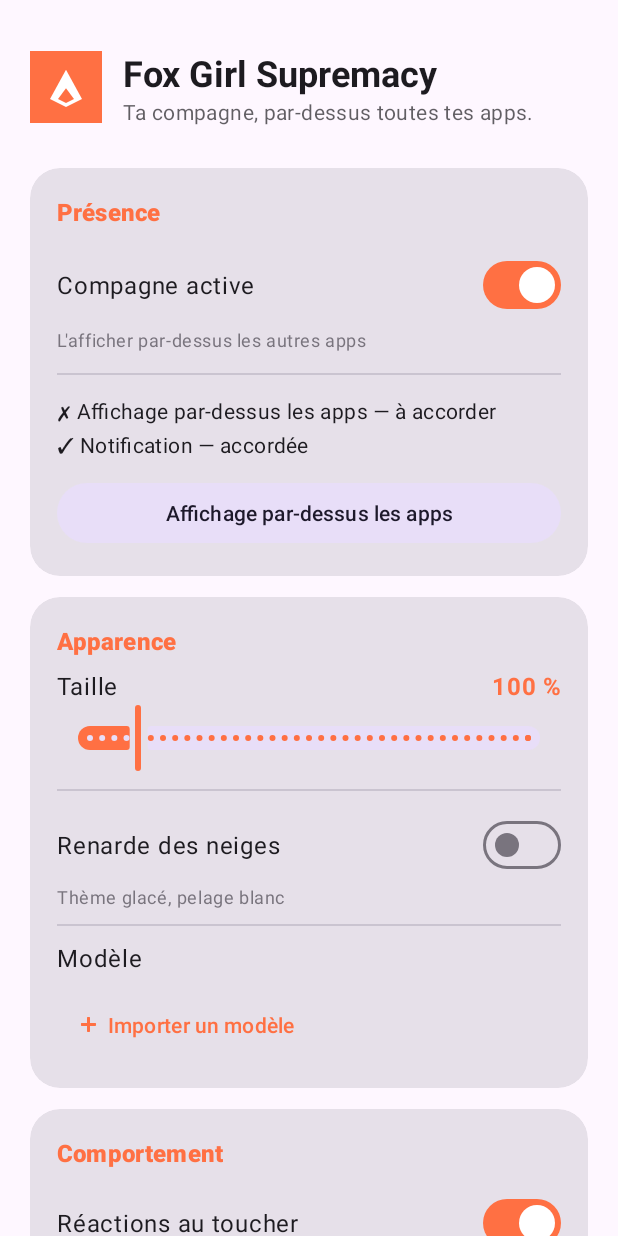
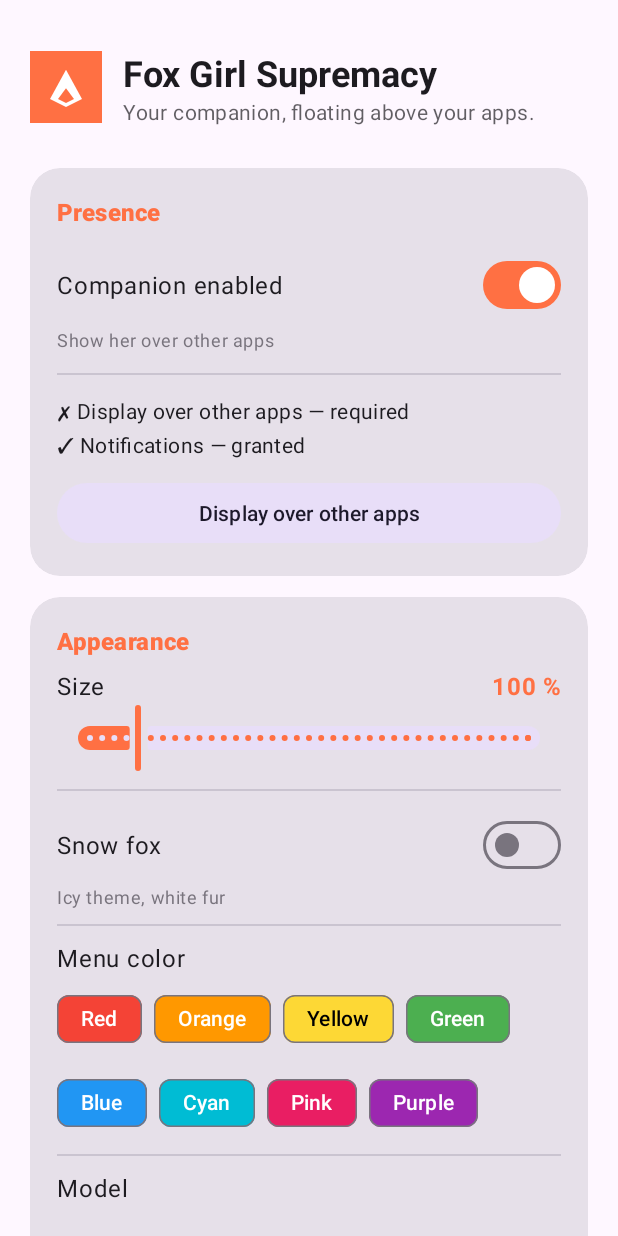
Before and after one commit to theB1T3of87/teste2, an Android app: the screen it shows after launch (MainActivity), on a phone screen of 412 x 824 dp. Run offline under Robolectric (Android 15) with nearby library versions, the phone set to English and light mode, and no system bars.

Commit message:
Improve face tracking and customize menu
* Translate app strings to English and add menu color label

* Add persistent radial menu color setting

* Make radial menu colors customizable

* Apply selected color to radial menu

* Add radial menu color selector to settings

* Add selectable radial menu palette and English permission message

* Translate animation action labels to English

* Fix line endings in settings and add menu color key

* Fix line endings and menu color constructor

* Fix line endings and apply selected menu color

* Fix line endings and complete menu color selector

* Detect actual mouth opening from lip contours for face tracking

* Extend native face tracking bridge with mouth openness

* Pass mouth openness through Live2D renderer

* Add mouth openness to native tracking data

* Pass mouth openness through JNI

* Drive Live2D mouth opening separately from smile detection

* Remove duplicate menu color population method

* Remove duplicate menu color preference listener

```diff
--- a/app/src/main/java/com/foxgirlsupremacy/companion/Live2DRenderer.kt
+++ b/app/src/main/java/com/foxgirlsupremacy/companion/Live2DRenderer.kt
@@ -45,11 +45,11 @@ class Live2DRenderer(
 
     fun setFaceTrackingData(data: FaceTrackingData?) {
         if (data == null) {
-            NativeCubismBridge.nativeSetFaceTrackingData(false, 0f, 0f, 0f, 1f, 1f, 0f, 0f, 0f)
+            NativeCubismBridge.nativeSetFaceTrackingData(false, 0f, 0f, 0f, 1f, 1f, 0f, 0f, 0f, 0f)
         } else {
             NativeCubismBridge.nativeSetFaceTrackingData(
                 true, data.angleX, data.angleY, data.angleZ,
-                data.eyeLOpen, data.eyeROpen, data.mouthForm, data.faceX, data.faceY,
+                data.eyeLOpen, data.eyeROpen, data.mouthForm, data.mouthOpen, data.faceX, data.faceY,
             )
         }
     }
--- a/app/src/main/java/com/foxgirlsupremacy/companion/MainActivity.kt
+++ b/app/src/main/java/com/foxgirlsupremacy/companion/MainActivity.kt
@@ -36,6 +36,7 @@ class MainActivity : AppCompatActivity() {
     private lateinit var faceTrackingSwitch: MaterialSwitch
     private lateinit var snowSwitch: MaterialSwitch
     private lateinit var modelGroup: ChipGroup
+    private lateinit var menuColorGroup: ChipGroup
     private lateinit var animContainer: LinearLayout
     private lateinit var sizeSlider: Slider
     private lateinit var sizeValue: TextView
@@ -56,7 +57,7 @@ class MainActivity : AppCompatActivity() {
     private val cameraPermissionLauncher = registerForActivityResult(ActivityResultContracts.RequestPermission()) { granted ->
         settings.faceTrackingEnabled = granted
         faceTrackingSwitch.isChecked = granted
-        if (!granted) Toast.makeText(this, "Permissão da câmera negada; o face tracking ficará desativado.", Toast.LENGTH_LONG).show()
+        if (!granted) Toast.makeText(this, R.string.camera_permission_denied, Toast.LENGTH_LONG).show()
         if (settings.companionEnabled && permissionsGranted()) OverlayService.start(this)
     }
 
@@ -88,6 +89,8 @@ class MainActivity : AppCompatActivity() {
         faceTrackingSwitch = findViewById(R.id.switch_face_tracking)
         snowSwitch = findViewById(R.id.switch_snow)
         modelGroup = findViewById(R.id.model_group)
+        menuColorGroup = findViewById(R.id.menu_color_group)
+        menuColorGroup = findViewById(R.id.menu_color_group)
         findViewById<MaterialButton>(R.id.button_import).setOnClickListener {
             importLauncher.launch(null)
         }
@@ -119,6 +122,7 @@ class MainActivity : AppCompatActivity() {
         sizeSlider.value = settings.scale.coerceIn(0.5f, 5.0f)
         updateSizeLabel(settings.scale)
         populateModels()
+        populateMenuColors()
         populateAnimations()
 
         companionSwitch.setOnCheckedChangeListener { _, checked ->
@@ -239,6 +243,26 @@ class MainActivity : AppCompatActivity() {
                     target.outputStream().use { output -> input.copyTo(output) }
                 }
             }
+        }
+    }
+
+    private fun populateMenuColors() {
+        val palette = listOf(
+            "Red" to "#F44336", "Orange" to "#FF9800", "Yellow" to "#FDD835",
+            "Green" to "#4CAF50", "Blue" to "#2196F3", "Cyan" to "#00BCD4",
+            "Pink" to "#E91E63", "Purple" to "#9C27B0",
+        )
+        menuColorGroup.removeAllViews()
+        for ((name, hex) in palette) {
+            val chip = Chip(this).apply {
+                text = name
+                isCheckable = true
+                chipBackgroundColor = android.content.res.ColorStateList.valueOf(android.graphics.Color.parseColor(hex))
+                setTextColor(if (name == "Yellow") android.graphics.Color.BLACK else android.graphics.Color.WHITE)
+                isChecked = settings.menuColor.equals(hex, ignoreCase = true)
+                setOnClickListener { settings.menuColor = hex; isChecked = true }
+            }
+            menuColorGroup.addView(chip)
         }
     }
 
--- a/app/src/main/java/com/foxgirlsupremacy/companion/NativeCubismBridge.kt
+++ b/app/src/main/java/com/foxgirlsupremacy/companion/NativeCubismBridge.kt
@@ -44,7 +44,7 @@ object NativeCubismBridge {
     @JvmStatic external fun nativeSetFaceTrackingData(
         enabled: Boolean,
         angleX: Float, angleY: Float, angleZ: Float,
-        eyeLOpen: Float, eyeROpen: Float, mouthForm: Float,
+        eyeLOpen: Float, eyeROpen: Float, mouthForm: Float, mouthOpen: Float,
         faceX: Float, faceY: Float,
     )
     @JvmStatic external fun nativePlayMotion(group: String, index: Int)
--- a/app/src/main/java/com/foxgirlsupremacy/companion/OverlayService.kt
+++ b/app/src/main/java/com/foxgirlsupremacy/companion/OverlayService.kt
@@ -323,6 +323,7 @@ class OverlayService : LifecycleService(), SharedPreferences.OnSharedPreferenceC
             Settings.KEY_WANDER -> controller.wanderEnabled = settings.wanderEnabled
             Settings.KEY_FACE_TRACKING -> { startForegroundNotification(); updateFaceTracking() }
             Settings.KEY_MODEL -> rebuildOverlay()
+            Settings.KEY_MENU_COLOR -> radialMenuView?.let { dismissRadialMenu(); showRadialMenu() }
         }
 
         if (key?.startsWith("anim_map_") == true) {
@@ -385,7 +386,8 @@ class OverlayService : LifecycleService(), SharedPreferences.OnSharedPreferenceC
             RadialMenuView.Item(RadialAction.SMALLER, getString(R.string.action_smaller), R.drawable.ic_smaller),
             RadialMenuView.Item(RadialAction.OFF, getString(R.string.action_off), R.drawable.ic_off),
         )
-        val view = RadialMenuView(this, cx, cy, items)
+        val menuColor = runCatching { android.graphics.Color.parseColor(settings.menuColor) }.getOrDefault(android.graphics.Color.parseColor("#FF7043"))
+        val view = RadialMenuView(this, cx, cy, items, menuColor)
 
         val menuParams = overlayParams(
             WindowManager.LayoutParams.MATCH_PARENT,
--- a/app/src/main/java/com/foxgirlsupremacy/companion/Settings.kt
+++ b/app/src/main/java/com/foxgirlsupremacy/companion/Settings.kt
@@ -36,6 +36,10 @@ class Settings(context: Context) {
         get() = prefs.getBoolean(KEY_SNOW, false)
         set(value) = prefs.edit().putBoolean(KEY_SNOW, value).apply()
 
+    var menuColor: String
+        get() = prefs.getString(KEY_MENU_COLOR, "#FF7043") ?: "#FF7043"
+        set(value) = prefs.edit().putString(KEY_MENU_COLOR, value).apply()
+
     var modelId: String
         get() = prefs.getString(KEY_MODEL, "hiyori") ?: "hiyori"
         set(value) = prefs.edit().putString(KEY_MODEL, value).apply()
@@ -72,6 +76,7 @@ class Settings(context: Context) {
         const val KEY_FACE_TRACKING = "face_tracking_enabled"
         const val KEY_SNOW = "snow_fox"
         const val KEY_MODEL = "model_id"
+        const val KEY_MENU_COLOR = "menu_color"
         const val KEY_POS_X = "pos_x"
         const val KEY_POS_Y = "pos_y"
     }
--- a/app/src/main/res/layout/activity_main.xml
+++ b/app/src/main/res/layout/activity_main.xml
@@ -195,6 +195,25 @@
                 <TextView
                     android:layout_width="wrap_content"
                     android:layout_height="wrap_content"
+                    android:text="@string/menu_color_title"
+                    android:textAppearance="?attr/textAppearanceBodyLarge" />
+
+                <com.google.android.material.chip.ChipGroup
+                    android:id="@+id/menu_color_group"
+                    android:layout_width="match_parent"
+                    android:layout_height="wrap_content"
+                    android:layout_marginTop="6dp"
+                    app:singleSelection="true" />
+
+                <View
+                    android:layout_width="match_parent"
+                    android:layout_height="1dp"
+                    android:layout_marginVertical="10dp"
+                    android:background="?attr/colorOutlineVariant" />
+
+                <TextView
+                    android:layout_width="wrap_content"
+                    android:layout_height="wrap_content"
                     android:text="@string/label_model"
                     android:textAppearance="?attr/textAppearanceBodyLarge" />
 
--- a/app/src/main/res/values/strings.xml
+++ b/app/src/main/res/values/strings.xml
@@ -1,71 +1,55 @@
 <?xml version="1.0" encoding="utf-8"?>
 <resources>
     <string name="app_name">Fox Girl Supremacy</string>
-    <string name="notif_channel_name">Compagne</string>
-    <string name="notif_title">La renarde est là</string>
-    <string name="notif_text">Elle se balade par-dessus tes apps.</string>
-
-    <string name="header_subtitle">Ta compagne, par-dessus toutes tes apps.</string>
-
-    <string name="card_state_title">Présence</string>
-    <string name="switch_companion">Compagne active</string>
-    <string name="switch_companion_sub">L\'afficher par-dessus les autres apps</string>
-
-    <string name="card_appearance_title">Apparence</string>
-    <string name="label_size">Taille</string>
-    <string name="switch_snow">Renarde des neiges</string>
-    <string name="switch_snow_sub">Thème glacé, pelage blanc</string>
-    <string name="label_model">Modèle</string>
-    <string name="import_model">Importer un modèle</string>
-    <string name="import_progress">Import en cours…</string>
-    <string name="import_done">Modèle importé : %1$s</string>
-    <string name="import_invalid">Dossier invalide : aucun .model3.json trouvé</string>
-    <string name="import_failed">Échec de l\'import</string>
-
-    <string name="anim_open">Voir les animations</string>
+    <string name="notif_channel_name">Companion</string>
+    <string name="notif_title">Your fox girl is here</string>
+    <string name="notif_text">She is hanging out over your apps.</string>
+    <string name="header_subtitle">Your companion, floating above your apps.</string>
+    <string name="card_state_title">Presence</string>
+    <string name="switch_companion">Companion enabled</string>
+    <string name="switch_companion_sub">Show her over other apps</string>
+    <string name="card_appearance_title">Appearance</string>
+    <string name="label_size">Size</string>
+    <string name="switch_snow">Snow fox</string>
+    <string name="switch_snow_sub">Icy theme, white fur</string>
+    <string name="label_model">Model</string>
+    <string name="import_model">Import model</string>
+    <string name="import_progress">Importing…</string>
+    <string name="import_done">Model imported: %1$s</string>
+    <string name="import_invalid">Invalid folder: no .model3.json file found</string>
+    <string name="import_failed">Import failed</string>
+    <string name="anim_open">View animations</string>
     <string name="card_anim_title">Animations</string>
-    <string name="anim_card_hint">Touche le nom pour voir l\'anim ; assigne-la à une action (poids = fréquence).</string>
-    <string name="anim_hint">Touche une animation pour la voir sur la compagne.</string>
+    <string name="anim_card_hint">Tap a name to preview an animation; assign it to an action (weight = frequency).</string>
+    <string name="anim_hint">Tap an animation to preview it on your companion.</string>
     <string name="anim_motions">Motions</string>
     <string name="anim_expressions">Expressions</string>
-    <string name="anim_empty">Ce modèle n\'a ni motion ni expression (il respire et cligne quand même).</string>
-    <string name="anim_none">Aucun modèle sélectionné.</string>
-
-    <string name="card_behavior_title">Comportement</string>
-    <string name="switch_reactions">Réactions au toucher</string>
-    <string name="switch_reactions_sub">Elle réagit quand on la touche</string>
+    <string name="anim_empty">This model has no motions or expressions (but it can still breathe and blink).</string>
+    <string name="anim_none">No model selected.</string>
+    <string name="card_behavior_title">Behavior</string>
+    <string name="switch_reactions">Touch reactions</string>
+    <string name="switch_reactions_sub">She reacts when you touch her</string>
     <string name="switch_animations">Animations</string>
-    <string name="switch_animations_sub">Respiration au repos</string>
+    <string name="switch_animations_sub">Idle breathing</string>
     <string name="switch_face_tracking">Face tracking</string>
-    <string name="switch_face_tracking_sub">La compagne suit les mouvements de ta tête et tes yeux (caméra frontale)</string>
-    <string name="switch_wander">Déambulation</string>
-    <string name="switch_wander_sub">Elle se balade en bas de l\'écran</string>
-
-    <string name="perm_overlay">Affichage par-dessus les apps</string>
-    <string name="perm_notif">Notification</string>
-    <string name="perm_granted">accordée</string>
-    <string name="perm_missing">à accorder</string>
-
+    <string name="switch_face_tracking_sub">Your companion follows your head and eye movements (front camera)</string>
+    <string name="switch_wander">Wandering</string>
+    <string name="switch_wander_sub">She walks around near the bottom of the screen</string>
+    <string name="perm_overlay">Display over other apps</string>
+    <string name="perm_notif">Notifications</string>
+    <string name="perm_granted">granted</string>
+    <string name="perm_missing">required</string>
     <string name="notif_action_snack">🐟 Snack</string>
-
-    <string name="action_pet">Caresser</string>
-    <string name="action_feed">Nourrir</string>
-    <string name="action_talk">Parler</string>
+    <string name="action_pet">Pet</string>
+    <string name="action_feed">Feed</string>
+    <string name="action_talk">Talk</string>
     <string name="action_normal">Normal</string>
-    <string name="action_off">Éteindre</string>
-    <string name="action_bigger">Agrandir</string>
-    <string name="action_smaller">Réduire</string>
-
+    <string name="action_off">Turn off</string>
+    <string name="action_bigger">Bigger</string>
+    <string name="action_smaller">Smaller</string>
+    <string name="menu_color_title">Menu color</string>
+    <string name="camera_permission_denied">Camera permission denied; face tracking is disabled.</string>
     <string-array name="chat_lines">
-        <item>Coucou !</item>
-        <item>Tu fais quoi ?</item>
-        <item>J\'ai un peu faim…</item>
-        <item>Caresse ?</item>
-        <item>Hehe~</item>
-        <item>Je veille sur toi.</item>
-        <item>On joue ?</item>
-        <item>Tu m\'as manqué.</item>
-        <item>*remue la queue*</item>
-        <item>Encore là, toi ?</item>
+        <item>Hey there!</item><item>What are you up to?</item><item>I'm a little hungry…</item><item>Pet me?</item><item>Hehe~</item><item>I'm watching over you.</item><item>Wanna play?</item><item>I missed you.</item><item>*wags her tail*</item><item>You're still here?</item>
     </string-array>
 </resources>
```
Also changed, not shown: app/src/main/java/com/foxgirlsupremacy/companion/AnimMapping.kt (+4 -4 lines), app/src/main/java/com/foxgirlsupremacy/companion/FaceTrackingController.kt (+13 -0 lines), app/src/main/java/com/foxgirlsupremacy/companion/RadialMenuView.kt (+7 -2 lines), 3 other files.
